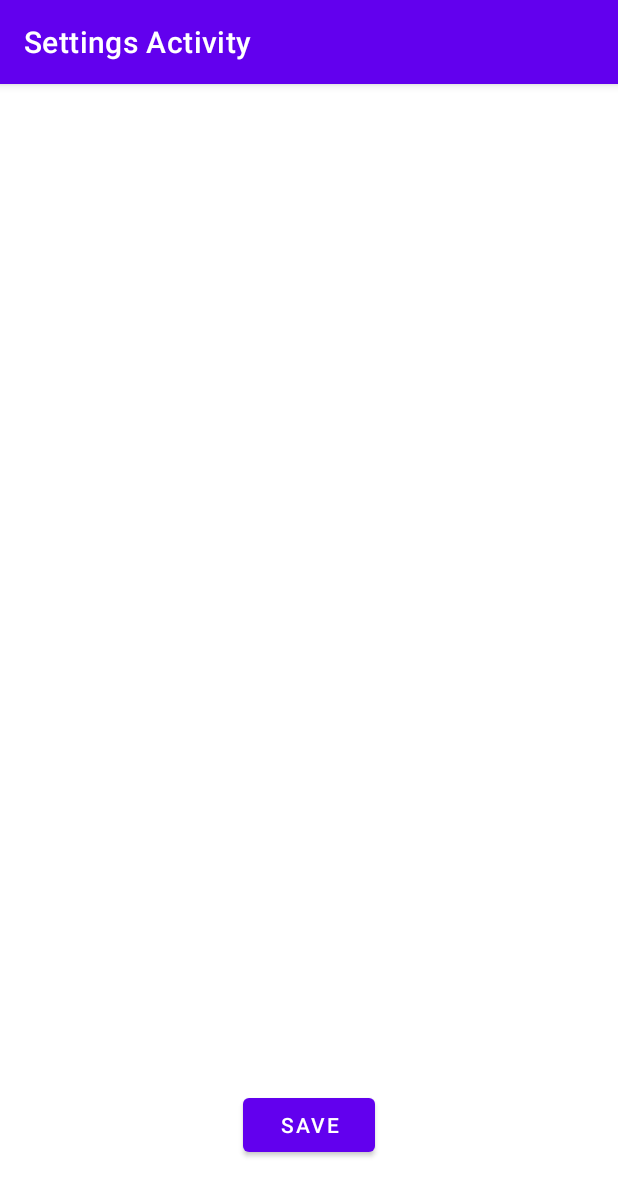
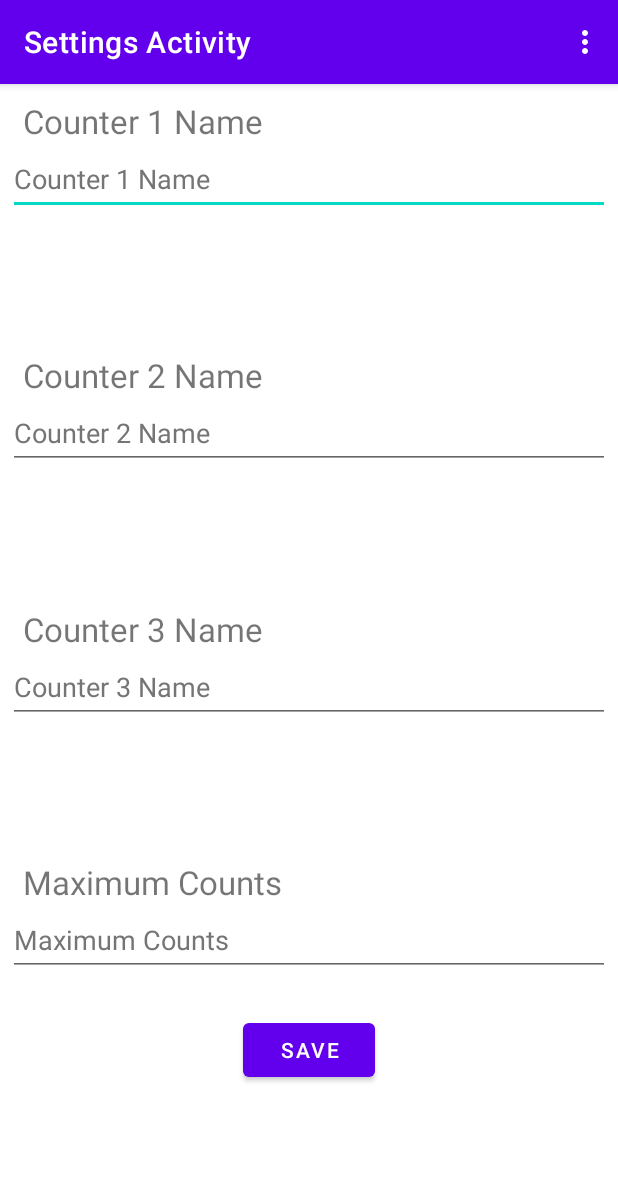
Before and after one commit to Iwuh/coen390-f2022-assignment1, an Android app: the SettingsActivity screen opened directly, with no data from a screen before it, on a phone screen of 412 x 824 dp. Shown: the top 1196 px of the screen. Run offline under Robolectric (Android 15) with nearby library versions, the phone set to English and light mode, and no system bars.

Commit message:
Finish settings layout & menu

```diff
--- a/app/src/main/java/com/mfaigan/assignment1/SettingsActivity.java
+++ b/app/src/main/java/com/mfaigan/assignment1/SettingsActivity.java
@@ -3,6 +3,8 @@ package com.mfaigan.assignment1;
 import androidx.appcompat.app.AppCompatActivity;
 
 import android.os.Bundle;
+import android.view.Menu;
+import android.view.MenuInflater;
 
 public class SettingsActivity extends AppCompatActivity {
 
@@ -11,4 +13,11 @@ public class SettingsActivity extends AppCompatActivity {
         super.onCreate(savedInstanceState);
         setContentView(R.layout.activity_settings);
     }
+
+    @Override
+    public boolean onCreateOptionsMenu(Menu menu) {
+        MenuInflater inflater = getMenuInflater();
+        inflater.inflate(R.menu.menu_settings, menu);
+        return true;
+    }
 }
--- a/app/src/main/res/layout/activity_settings.xml
+++ b/app/src/main/res/layout/activity_settings.xml
@@ -10,7 +10,7 @@
         android:id="@+id/buttonSave"
         android:layout_width="wrap_content"
         android:layout_height="wrap_content"
-        android:layout_marginBottom="50dp"
+        android:layout_marginBottom="100dp"
         android:text="@string/save"
         app:layout_constraintBottom_toBottomOf="parent"
         app:layout_constraintEnd_toEndOf="parent"
@@ -19,10 +19,112 @@
     <LinearLayout
         android:layout_width="0dp"
         android:layout_height="0dp"
+        android:layout_marginStart="5dp"
+        android:layout_marginTop="10dp"
+        android:layout_marginEnd="5dp"
         android:layout_marginBottom="25dp"
         android:orientation="vertical"
         app:layout_constraintBottom_toTopOf="@+id/buttonSave"
         app:layout_constraintEnd_toEndOf="parent"
         app:layout_constraintStart_toStartOf="parent"
-        app:layout_constraintTop_toTopOf="parent"></LinearLayout>
+        app:layout_constraintTop_toTopOf="parent">
+
+        <TextView
+            android:id="@+id/textViewCounter1Name"
+            android:layout_width="match_parent"
+            android:layout_height="wrap_content"
+            android:text="@string/counter1_name_label"
+            android:textSize="22sp"
+            android:translationX="10dp" />
+
+        <EditText
+            android:id="@+id/editTextCounter1Name"
+            android:layout_width="match_parent"
+            android:layout_height="wrap_content"
+            android:ems="10"
+            android:hint="@string/counter1_name_label"
+            android:importantForAutofill="no"
+            android:inputType="textPersonName"
+            android:minHeight="48dp"
+            android:textColorHint="#757575" />
+
+        <View
+            android:id="@+id/divider"
+            android:layout_width="match_parent"
+            android:layout_height="match_parent"
+            android:layout_weight="1"
+            android:background="@color/white" />
+
+        <TextView
+            android:id="@+id/textViewCounter2Name"
+            android:layout_width="match_parent"
+            android:layout_height="wrap_content"
+            android:text="@string/counter2_name_label"
+            android:textSize="22sp"
+            android:translationX="10dp" />
+
+        <EditText
+            android:id="@+id/editTextCounter2Name"
+            android:layout_width="match_parent"
+            android:layout_height="wrap_content"
+            android:ems="10"
+            android:hint="@string/counter2_name_label"
+            android:importantForAutofill="no"
+            android:inputType="textPersonName"
+            android:minHeight="48dp"
+            android:textColorHint="#757575" />
+
+        <View
+            android:id="@+id/divider4"
+            android:layout_width="match_parent"
+            android:layout_height="match_parent"
+            android:layout_weight="1"
+            android:background="@color/white" />
+
+        <TextView
+            android:id="@+id/textViewCounter3Name"
+            android:layout_width="match_parent"
+            android:layout_height="wrap_content"
+            android:text="@string/counter3_name_label"
+            android:textSize="22sp"
+            android:translationX="10dp" />
+
+        <EditText
+            android:id="@+id/editTextCounter3Name"
+            android:layout_width="match_parent"
+            android:layout_height="wrap_content"
+            android:ems="10"
+            android:hint="@string/counter3_name_label"
+            android:importantForAutofill="no"
+            android:inputType="textPersonName"
+            android:minHeight="48dp"
+            android:textColorHint="#757575" />
+
+        <View
+            android:id="@+id/divider5"
+            android:layout_width="match_parent"
+            android:layout_height="match_parent"
+            android:layout_weight="1"
+            android:background="@color/white" />
+
+        <TextView
+            android:id="@+id/textViewMaxCounts"
+            android:layout_width="match_parent"
+            android:layout_height="wrap_content"
+            android:text="@string/maximum_counts_label"
+            android:textSize="22sp"
+            android:translationX="10dp" />
+
+        <EditText
+            android:id="@+id/editTextMaxCounts"
+            android:layout_width="match_parent"
+            android:layout_height="wrap_content"
+            android:ems="10"
+            android:hint="@string/maximum_counts_label"
+            android:importantForAutofill="no"
+            android:inputType="number"
+            android:minHeight="48dp"
+            android:textColorHint="#757575" />
+    </LinearLayout>
+
 </androidx.constraintlayout.widget.ConstraintLayout>
--- /dev/null
+++ b/app/src/main/res/menu/menu_settings.xml
@@ -0,0 +1,6 @@
+<?xml version="1.0" encoding="utf-8"?>
+<menu xmlns:android="http://schemas.android.com/apk/res/android">
+    <item
+        android:id="@+id/action_edit_settings"
+        android:title="@string/action_edit_settings" />
+</menu>
--- a/app/src/main/res/values/strings.xml
+++ b/app/src/main/res/values/strings.xml
@@ -6,6 +6,11 @@
     <string name="show_counts">Show My Counts</string>
     <string name="total_count_label">Total Count:\u0020</string>
     <string name="settings_activity_title">Settings Activity</string>
+    <string name="counter1_name_label">Counter 1 Name</string>
+    <string name="counter2_name_label">Counter 2 Name</string>
+    <string name="counter3_name_label">Counter 3 Name</string>
+    <string name="maximum_counts_label">Maximum Counts</string>
+    <string name="action_edit_settings">Edit Settings</string>
 
     <!-- Default Values -->
     <string name="default_counter1">Event A</string>
```
